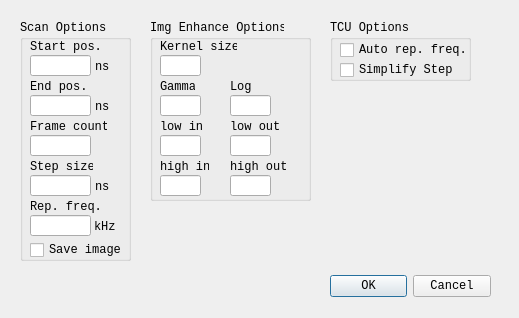
Old version of the form settings.ui in the repository yilp7/img_proc_demo.
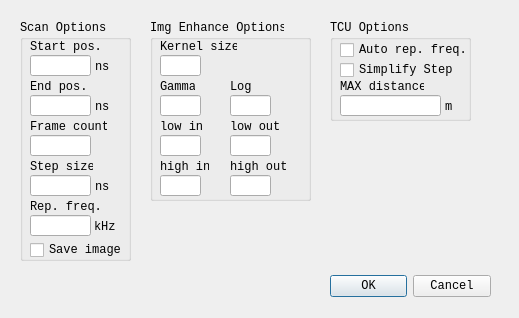
New version of the form.

Diff of the .ui file:
```diff
--- a/settings.ui
+++ b/settings.ui
@@ -408,7 +408,7 @@
      <x>330</x>
      <y>20</y>
      <width>141</width>
-     <height>61</height>
+     <height>101</height>
     </rect>
    </property>
    <property name="title">
@@ -440,6 +440,42 @@
      <string>Simplify Step</string>
     </property>
    </widget>
+   <widget class="QLineEdit" name="MAX_DIST_EDT">
+    <property name="geometry">
+     <rect>
+      <x>10</x>
+      <y>75</y>
+      <width>101</width>
+      <height>21</height>
+     </rect>
+    </property>
+   </widget>
+   <widget class="QLabel" name="MAX_DIST">
+    <property name="geometry">
+     <rect>
+      <x>10</x>
+      <y>60</y>
+      <width>84</width>
+      <height>14</height>
+     </rect>
+    </property>
+    <property name="text">
+     <string>MAX distance</string>
+    </property>
+   </widget>
+   <widget class="QLabel" name="label">
+    <property name="geometry">
+     <rect>
+      <x>115</x>
+      <y>80</y>
+      <width>7</width>
+      <height>14</height>
+     </rect>
+    </property>
+    <property name="text">
+     <string>m</string>
+    </property>
+   </widget>
   </widget>
  </widget>
  <resources/>
```
